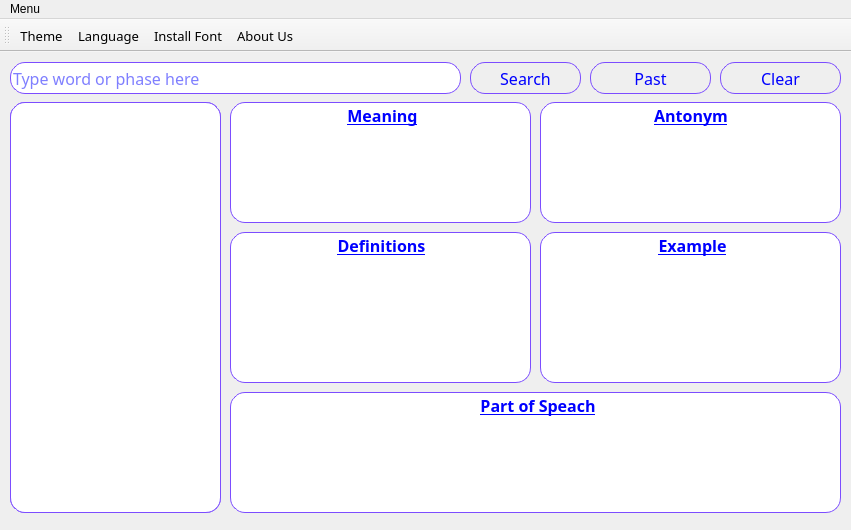
Qt form homewindow.ui (lioTauhid/QBangla-Dictionary) before a commit.
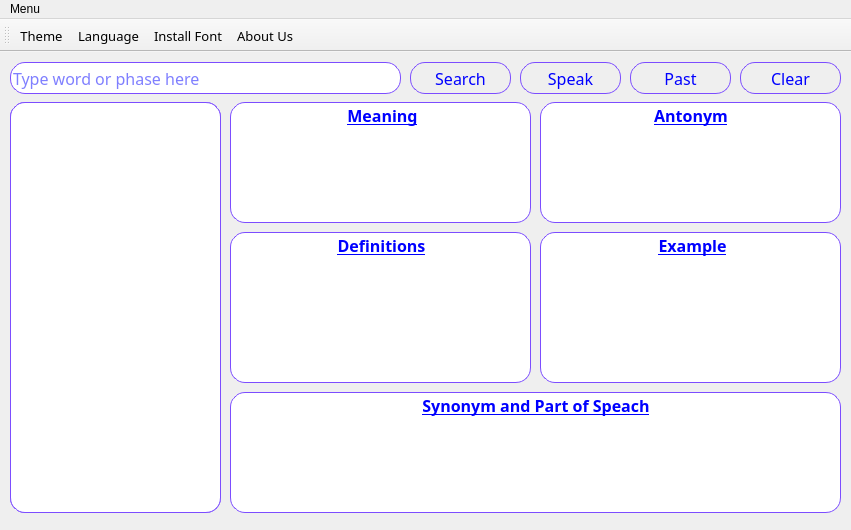
The same form after that commit. Icons and pictures are not drawn.

```diff
--- a/homewindow.ui
+++ b/homewindow.ui
@@ -47,9 +47,9 @@
    <widget class="QPushButton" name="searchBtn">
     <property name="geometry">
      <rect>
-      <x>470</x>
+      <x>410</x>
       <y>10</y>
-      <width>111</width>
+      <width>101</width>
       <height>32</height>
      </rect>
     </property>
@@ -111,9 +111,9 @@
    <widget class="QPushButton" name="pastBtn">
     <property name="geometry">
      <rect>
-      <x>590</x>
+      <x>630</x>
       <y>10</y>
-      <width>121</width>
+      <width>101</width>
       <height>32</height>
      </rect>
     </property>
@@ -176,7 +176,7 @@
      <rect>
       <x>10</x>
       <y>10</y>
-      <width>451</width>
+      <width>391</width>
       <height>32</height>
      </rect>
     </property>
@@ -225,9 +225,9 @@
    <widget class="QPushButton" name="clearBtn">
     <property name="geometry">
      <rect>
-      <x>720</x>
+      <x>740</x>
       <y>10</y>
-      <width>121</width>
+      <width>101</width>
       <height>32</height>
      </rect>
     </property>
@@ -640,7 +640,7 @@
 border-radius: 15px;</string>
     </property>
     <property name="title">
-     <string>Part of Speach</string>
+     <string>Synonym and Part of Speach</string>
     </property>
     <property name="alignment">
      <set>Qt::AlignCenter</set>
@@ -835,6 +835,70 @@
      </item>
     </layout>
    </widget>
+   <widget class="QPushButton" name="speakBtn">
+    <property name="geometry">
+     <rect>
+      <x>520</x>
+      <y>10</y>
+      <width>101</width>
+      <height>32</height>
+     </rect>
+    </property>
+    <property name="sizePolicy">
+     <sizepolicy hsizetype="Expanding" vsizetype="Preferred">
+      <horstretch>0</horstretch>
+      <verstretch>0</verstretch>
+     </sizepolicy>
+    </property>
+    <property name="minimumSize">
+     <size>
+      <width>0</width>
+      <height>32</height>
+     </size>
+    </property>
+    <property name="maximumSize">
+     <size>
+      <width>16777215</width>
+      <height>32</height>
+     </size>
+    </property>
+    <property name="font">
+     <font>
+      <family>Kalpurush</family>
+      <pointsize>12</pointsize>
+     </font>
+    </property>
+    <property name="styleSheet">
+     <string notr="true">
+QPushButton{
+
+border: 1px solid #7C4DFF;
+border-radius: 15px;
+padding: 0px;
+background: qradialgradient(cx: 0.3, cy: -0.4,
+fx: 0.3, fy: -0.4,
+radius: 1.35, stop: 0 #fff, stop: 1 #fff);
+}
+
+QPushButton:pressed {
+    background-color: qlineargradient(x1: 40, y1: 50, x2: 50, y2: 50,
+                                      stop: 0 #dadbde, stop: 1 #f6f7fa);
+}</string>
+    </property>
+    <property name="text">
+     <string>Speak</string>
+    </property>
+    <property name="icon">
+     <iconset resource="icons.qrc">
+      <normaloff>:/assets/icons8_voice_80px.png</normaloff>:/assets/icons8_voice_80px.png</iconset>
+    </property>
+    <property name="iconSize">
+     <size>
+      <width>20</width>
+      <height>20</height>
+     </size>
+    </property>
+   </widget>
   </widget>
   <widget class="QMenuBar" name="menubar">
    <property name="geometry">
```
Left out of the diff: 6 changed lines with no effect on the pictures.
